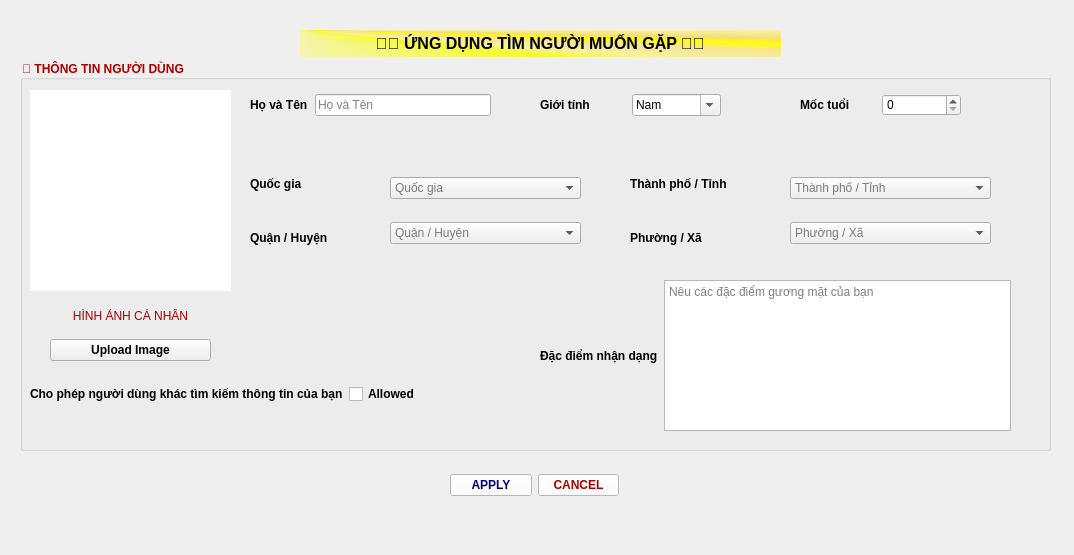
Qt form client/frontend/ui/new_app.ui (DacLuc/relative_face_recognition_app) before a commit.
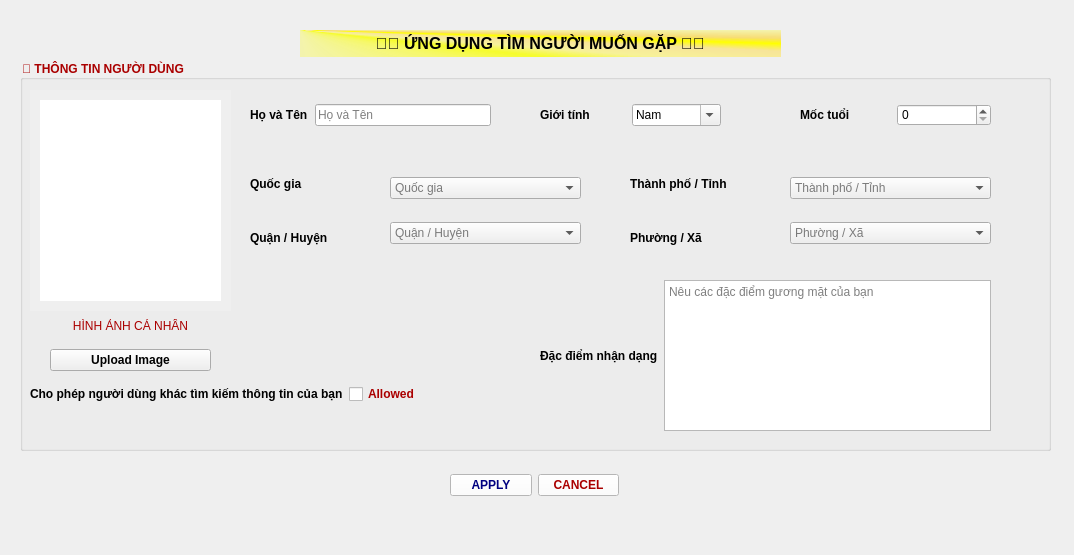
The same form after that commit. Icons and pictures are not drawn.

```diff
--- a/client/frontend/ui/new_app.ui
+++ b/client/frontend/ui/new_app.ui
@@ -51,8 +51,8 @@
      <property name="geometry">
       <rect>
        <x>780</x>
-       <y>30</y>
-       <width>161</width>
+       <y>40</y>
+       <width>191</width>
        <height>30</height>
       </rect>
      </property>
@@ -94,7 +94,7 @@
       <rect>
        <x>520</x>
        <y>220</y>
-       <width>471</width>
+       <width>451</width>
        <height>151</height>
       </rect>
      </property>
@@ -171,7 +171,7 @@
          </font>
         </property>
         <property name="styleSheet">
-         <string notr="true">color: rgb(0, 0, 0);
+         <string notr="true">color: rgb(170, 0, 0);
 font: 700 9pt &quot;Segoe UI&quot;;</string>
         </property>
         <property name="text">
@@ -184,9 +184,9 @@
     <widget class="QLabel" name="label_user_img">
      <property name="geometry">
       <rect>
-       <x>10</x>
-       <y>30</y>
-       <width>201</width>
+       <x>20</x>
+       <y>40</y>
+       <width>181</width>
        <height>201</height>
       </rect>
      </property>
@@ -207,7 +207,7 @@
      <property name="geometry">
       <rect>
        <x>230</x>
-       <y>30</y>
+       <y>40</y>
        <width>241</width>
        <height>30</height>
       </rect>
@@ -252,7 +252,7 @@
      <property name="geometry">
       <rect>
        <x>520</x>
-       <y>30</y>
+       <y>40</y>
        <width>181</width>
        <height>30</height>
       </rect>
@@ -335,7 +335,7 @@
      <property name="geometry">
       <rect>
        <x>30</x>
-       <y>240</y>
+       <y>250</y>
        <width>161</width>
        <height>61</height>
       </rect>
@@ -560,6 +560,55 @@
       </item>
      </layout>
     </widget>
+    <widget class="QLabel" name="label_2">
+     <property name="geometry">
+      <rect>
+       <x>10</x>
+       <y>30</y>
+       <width>201</width>
+       <height>221</height>
+      </rect>
+     </property>
+     <property name="mouseTracking">
+      <bool>true</bool>
+     </property>
+     <property name="tabletTracking">
+      <bool>true</bool>
+     </property>
+     <property name="acceptDrops">
+      <bool>true</bool>
+     </property>
+     <property name="autoFillBackground">
+      <bool>true</bool>
+     </property>
+     <property name="text">
+      <string/>
+     </property>
+     <property name="pixmap">
+      <pixmap>picture/Hồng và Màu kem Minh họa Ô trống Đường viền trang.png</pixmap>
+     </property>
+     <property name="scaledContents">
+      <bool>true</bool>
+     </property>
+     <property name="wordWrap">
+      <bool>true</bool>
+     </property>
+     <property name="openExternalLinks">
+      <bool>true</bool>
+     </property>
+    </widget>
+    <zorder>label_2</zorder>
+    <zorder>horizontalLayoutWidget</zorder>
+    <zorder>horizontalLayoutWidget_4</zorder>
+    <zorder>horizontalLayoutWidget_5</zorder>
+    <zorder>horizontalLayoutWidget_3</zorder>
+    <zorder>horizontalLayoutWidget_2</zorder>
+    <zorder>verticalLayoutWidget</zorder>
+    <zorder>verticalLayoutWidget_2</zorder>
+    <zorder>verticalLayoutWidget_3</zorder>
+    <zorder>verticalLayoutWidget_4</zorder>
+    <zorder>verticalLayoutWidget_5</zorder>
+    <zorder>label_user_img</zorder>
    </widget>
    <widget class="QWidget" name="horizontalLayoutWidget_7">
     <property name="geometry">
```
Left out of the diff: 2 changed lines with no effect on the pictures.
